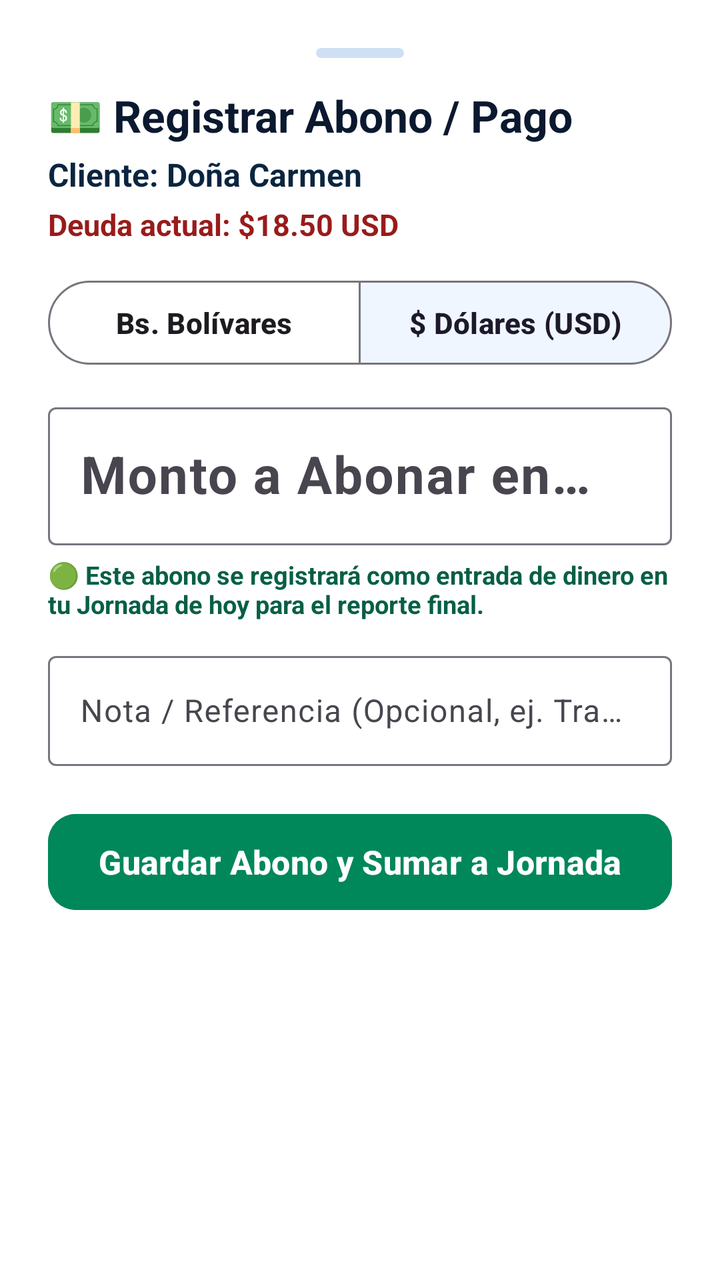
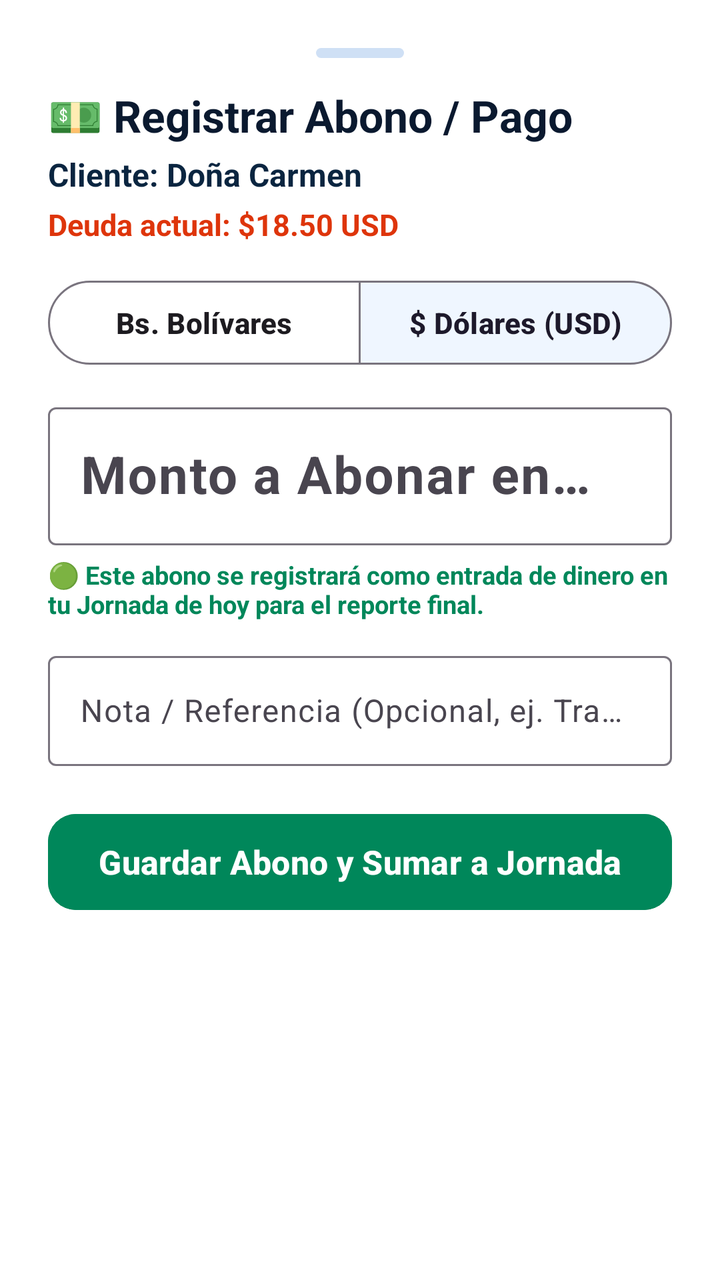

Screens rendered from an Android XML layout before and after an edit, with the pre-edit source and the edit as a unified diff.
<!-- AndroidManifest.xml: application theme Theme.Zeasy -->
<!-- res/layout/dialog_add_payment.xml -->
<?xml version="1.0" encoding="utf-8"?>
<LinearLayout xmlns:android="http://schemas.android.com/apk/res/android"
    xmlns:app="http://schemas.android.com/apk/res-auto"
    android:layout_width="match_parent"
    android:layout_height="wrap_content"
    android:orientation="vertical"
    android:padding="24dp"
    android:background="@color/surface">

    
    <View
        android:layout_width="44dp"
        android:layout_height="5dp"
        android:layout_gravity="center_horizontal"
        android:layout_marginBottom="14dp"
        android:background="@drawable/bg_badge_rounded"
        android:backgroundTint="@color/border" />

    <TextView
        android:id="@+id/tvPaymentTitle"
        android:layout_width="wrap_content"
        android:layout_height="wrap_content"
        android:text="💵 Registrar Abono / Pago"
        android:textStyle="bold"
        android:textColor="@color/text_primary"
        android:textSize="22sp" />

    <TextView
        android:id="@+id/tvPaymentClientName"
        android:layout_width="wrap_content"
        android:layout_height="wrap_content"
        android:layout_marginTop="4dp"
        android:text="Cliente: Doña Carmen"
        android:textColor="@color/primary"
        android:textStyle="bold"
        android:textSize="16sp" />

    
    <TextView
        android:id="@+id/tvPaymentCurrentDebt"
        android:layout_width="wrap_content"
        android:layout_height="wrap_content"
        android:layout_marginTop="4dp"
        android:text="Deuda actual: $18.50 USD"
        android:textColor="#991B1B"
        android:textStyle="bold"
        android:textSize="15sp" />

    
    <com.google.android.material.button.MaterialButtonToggleGroup
        android:id="@+id/togglePaymentCurrency"
        android:layout_width="match_parent"
        android:layout_height="wrap_content"
        android:layout_marginTop="14dp"
        app:singleSelection="true"
        app:selectionRequired="true"
        app:checkedButton="@id/btnPaymentCurrencyUsd">

        <com.google.android.material.button.MaterialButton
            android:id="@+id/btnPaymentCurrencyVes"
            style="@style/Widget.Material3.Button.OutlinedButton"
            android:layout_width="0dp"
            android:layout_height="50dp"
            android:layout_weight="1"
            android:text="Bs. Bolívares"
            android:textAllCaps="false"
            android:textSize="14.5sp"
            android:textStyle="bold" />

        <com.google.android.material.button.MaterialButton
            android:id="@+id/btnPaymentCurrencyUsd"
            style="@style/Widget.Material3.Button.OutlinedButton"
            android:layout_width="0dp"
            android:layout_height="50dp"
            android:layout_weight="1"
            android:text="$ Dólares (USD)"
            android:textAllCaps="false"
            android:textSize="14.5sp"
            android:textStyle="bold" />
    </com.google.android.material.button.MaterialButtonToggleGroup>

    
    <com.google.android.material.textfield.TextInputLayout
        android:id="@+id/tilPaymentAmount"
        android:layout_width="match_parent"
        android:layout_height="wrap_content"
        android:layout_marginTop="12dp"
        android:hint="Monto a Abonar en Dólares ($ USD) *">

        <com.google.android.material.textfield.TextInputEditText
            android:id="@+id/etPaymentAmountUsd"
            android:layout_width="match_parent"
            android:layout_height="wrap_content"
            android:inputType="numberDecimal"
            android:textColor="@color/text_primary"
            android:textSize="26sp"
            android:textStyle="bold" />
    </com.google.android.material.textfield.TextInputLayout>

    
    <TextView
        android:id="@+id/tvPaymentEquivBs"
        android:layout_width="wrap_content"
        android:layout_height="wrap_content"
        android:layout_marginTop="6dp"
        android:text="≈ Bs. 0,00 (Tasa BCV: 45.00)"
        android:textColor="@color/text_primary"
        android:textStyle="bold"
        android:textSize="14.5sp"
        android:visibility="gone" />

    
    <TextView
        android:id="@+id/tvPaymentExcessHint"
        android:layout_width="wrap_content"
        android:layout_height="wrap_content"
        android:layout_marginTop="6dp"
        android:text="🟢 Este abono se registrará como entrada de dinero en tu Jornada de hoy para el reporte final."
        android:textColor="#065F46"
        android:textStyle="bold"
        android:textSize="12.5sp" />

    
    <com.google.android.material.textfield.TextInputLayout
        android:id="@+id/tilPaymentNote"
        android:layout_width="match_parent"
        android:layout_height="wrap_content"
        android:layout_marginTop="12dp"
        android:hint="Nota / Referencia (Opcional, ej. Transferencia o Efectivo)">

        <com.google.android.material.textfield.TextInputEditText
            android:id="@+id/etPaymentNote"
            android:layout_width="match_parent"
            android:layout_height="wrap_content"
            android:textColor="@color/text_primary"
            android:textSize="15.5sp" />
    </com.google.android.material.textfield.TextInputLayout>

    <com.google.android.material.button.MaterialButton
        android:id="@+id/btnConfirmPayment"
        android:layout_width="match_parent"
        android:layout_height="56dp"
        android:layout_marginTop="20dp"
        android:text="Guardar Abono y Sumar a Jornada"
        android:textAllCaps="false"
        android:textSize="16.5sp"
        android:textStyle="bold"
        app:cornerRadius="14dp"
        android:backgroundTint="#00875A"
        android:textColor="@color/white" />

</LinearLayout>
<!-- resources referenced by this layout -->
<resources>
  <color name="border">#CFE0F5</color>
  <color name="primary">#0A2540</color>
  <color name="surface">#FFFFFF</color>
  <color name="text_primary">#0A192F</color>
  <color name="white">#FFFFFF</color>
  <!-- drawable bg_badge_rounded (drawable) -->
  <?xml version="1.0" encoding="utf-8"?>
  <shape xmlns:android="http://schemas.android.com/apk/res/android"
      android:shape="rectangle">
      <corners android:radius="12dp" />
      <solid android:color="@color/accent_blue" />
  </shape>
  <style name="Theme.Zeasy" parent="Theme.Material3.DayNight.NoActionBar">
          
          <item name="colorPrimary">@color/accent_green</item>
          <item name="colorPrimaryContainer">@color/accent_green_bg</item>
          <item name="colorOnPrimary">@color/white</item>
          <item name="colorSecondary">@color/accent_blue</item>
          <item name="colorSecondaryContainer">@color/accent_blue_bg</item>
  
          
          <item name="android:colorBackground">@color/background</item>
  
          
          <item name="android:textColor">@color/text_primary</item>
  
          
          <item name="bottomNavigationStyle">@style/Widget.Zeasy.BottomNavigationView</item>
      </style>
  <color name="accent_blue">#0052FF</color>
  <color name="accent_green">#00875A</color>
  <color name="accent_green_bg">#E3FCEF</color>
  <color name="accent_blue_bg">#EFF6FF</color>
  <color name="background">#F4F8FC</color>
  <style name="Widget.Zeasy.BottomNavigationView" parent="Widget.Material3.BottomNavigationView">
          <item name="itemRippleColor">@color/accent_green_bg</item>
          <item name="android:background">@color/surface</item>
          <item name="itemIconTint">@color/nav_selector</item>
          <item name="itemTextColor">@color/nav_selector</item>
      </style>
</resources>

<!-- the commit's change to res/layout/dialog_add_payment.xml (unified diff, before → after) -->
@@ -42,7 +42,7 @@
         android:layout_height="wrap_content"
         android:layout_marginTop="4dp"
         android:text="Deuda actual: $18.50 USD"
-        android:textColor="#991B1B"
+        android:textColor="@color/expense_red"
         android:textStyle="bold"
         android:textSize="15sp" />
 
@@ -116,7 +116,7 @@
         android:layout_height="wrap_content"
         android:layout_marginTop="6dp"
         android:text="🟢 Este abono se registrará como entrada de dinero en tu Jornada de hoy para el reporte final."
-        android:textColor="#065F46"
+        android:textColor="@color/income_green"
         android:textStyle="bold"
         android:textSize="12.5sp" />
 
<!-- resource entries referenced after the edit -->
@@ -1,6 +1,8 @@
 <!-- resources referenced by this layout -->
 <resources>
   <color name="border">#CFE0F5</color>
+  <color name="expense_red">#DE350B</color>
+  <color name="income_green">#00875A</color>
   <color name="primary">#0A2540</color>
   <color name="surface">#FFFFFF</color>
   <color name="text_primary">#0A192F</color>
